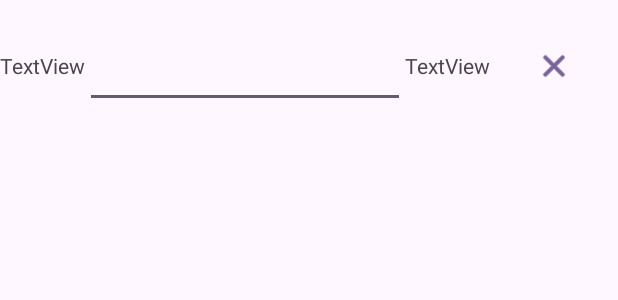
After one commit to DeveloperAaron2/LearningStrenghtAaron, an Android app: the layout rmsview.xml on its own in the app's theme, with its tools: preview values and no code run, on a phone screen of 412 x 824 dp. The commit adds this screen. Shown: the top 300 px of the screen. Run offline under Robolectric (Android 15) with nearby library versions, the phone set to English and light mode, and no system bars.

Commit message:
Editar Usuario y Rms 2

```diff
--- a/app/src/main/res/layout/activity_editar_rms.xml
+++ b/app/src/main/res/layout/activity_editar_rms.xml
@@ -36,6 +36,16 @@
             android:layout_height="match_parent"
             tools:context=".usuario.EditarRmsActivity">
 
+            <androidx.recyclerview.widget.RecyclerView
+                android:layout_width="match_parent"
+                android:layout_height="match_parent"
+                android:layout_marginStart="16dp"
+                android:layout_marginEnd="16dp"
+                android:layout_marginBottom="16dp"
+                app:layout_constraintBottom_toBottomOf="parent"
+                app:layout_constraintEnd_toEndOf="parent"
+                app:layout_constraintStart_toStartOf="parent"
+                app:layout_constraintTop_toTopOf="parent" />
         </androidx.constraintlayout.widget.ConstraintLayout>
 
     </androidx.core.widget.NestedScrollView>
@@ -45,6 +55,7 @@
         android:layout_width="wrap_content"
         android:src="@android:drawable/ic_input_add"
         android:layout_gravity="bottom|end"
-        android:layout_margin="16dp" />"
+        android:layout_margin="16dp"
+        android:contentDescription="@string/boton_que_inserta_un_nuevo_rm" />
 
 </androidx.coordinatorlayout.widget.CoordinatorLayout>
--- /dev/null
+++ b/app/src/main/res/layout/rmsview.xml
@@ -0,0 +1,52 @@
+<?xml version="1.0" encoding="utf-8"?>
+<androidx.constraintlayout.widget.ConstraintLayout xmlns:android="http://schemas.android.com/apk/res/android"
+    xmlns:app="http://schemas.android.com/apk/res-auto"
+    xmlns:tools="http://schemas.android.com/tools"
+    android:layout_width="match_parent"
+    android:layout_height="wrap_content"
+    android:layout_marginTop="16dp">
+
+    <TextView
+        android:id="@+id/txtDescripcionRmsview"
+        android:layout_width="wrap_content"
+        android:layout_height="0dp"
+        android:gravity="center_vertical"
+        android:text="TextView"
+        app:layout_constraintBottom_toBottomOf="parent"
+        app:layout_constraintStart_toStartOf="parent"
+        app:layout_constraintTop_toTopOf="parent" />
+
+    <EditText
+        android:id="@+id/editTextNumeroRmsview"
+        android:layout_width="wrap_content"
+        android:layout_height="0dp"
+        android:ems="10"
+        android:inputType="numberDecimal"
+        app:layout_constraintBottom_toBottomOf="parent"
+        app:layout_constraintStart_toEndOf="@+id/txtDescripcionRmsview"
+        app:layout_constraintTop_toTopOf="parent" />
+
+    <TextView
+        android:id="@+id/txtSufijoRmsview"
+        android:layout_width="wrap_content"
+        android:layout_height="0dp"
+        android:gravity="center_vertical"
+        android:text="TextView"
+        app:layout_constraintBottom_toBottomOf="parent"
+        app:layout_constraintStart_toEndOf="@+id/editTextNumeroRmsview"
+        app:layout_constraintTop_toTopOf="parent" />
+
+    <com.google.android.material.floatingactionbutton.FloatingActionButton
+        android:id="@+id/btnEliminarRmsview"
+        android:layout_width="wrap_content"
+        android:layout_height="wrap_content"
+        android:clickable="true"
+        android:focusable="true"
+        app:backgroundTint="@android:color/transparent"
+        app:elevation="0dp"
+        app:layout_constraintBottom_toBottomOf="parent"
+        app:layout_constraintEnd_toEndOf="parent"
+        app:layout_constraintStart_toEndOf="@+id/txtSufijoRmsview"
+        app:layout_constraintTop_toTopOf="parent"
+        app:srcCompat="@android:drawable/ic_menu_close_clear_cancel" />
+</androidx.constraintlayout.widget.ConstraintLayout>
--- a/app/src/main/res/values/strings.xml
+++ b/app/src/main/res/values/strings.xml
@@ -49,6 +49,7 @@
     <string name="editar_usuario">Editar usuario</string>
     <string name="boton_para_guardar_los_cambios">Boton para guardar los cambios</string>
     <string name="cambiar_foto_de_perfil">Cambiar foto de perfil</string>
+    <string name="boton_que_inserta_un_nuevo_rm">Boton que inserta un nuevo Rm</string>
 
     <!-- Ajustes -->
     <string-array name="tamanio_letra">
```
